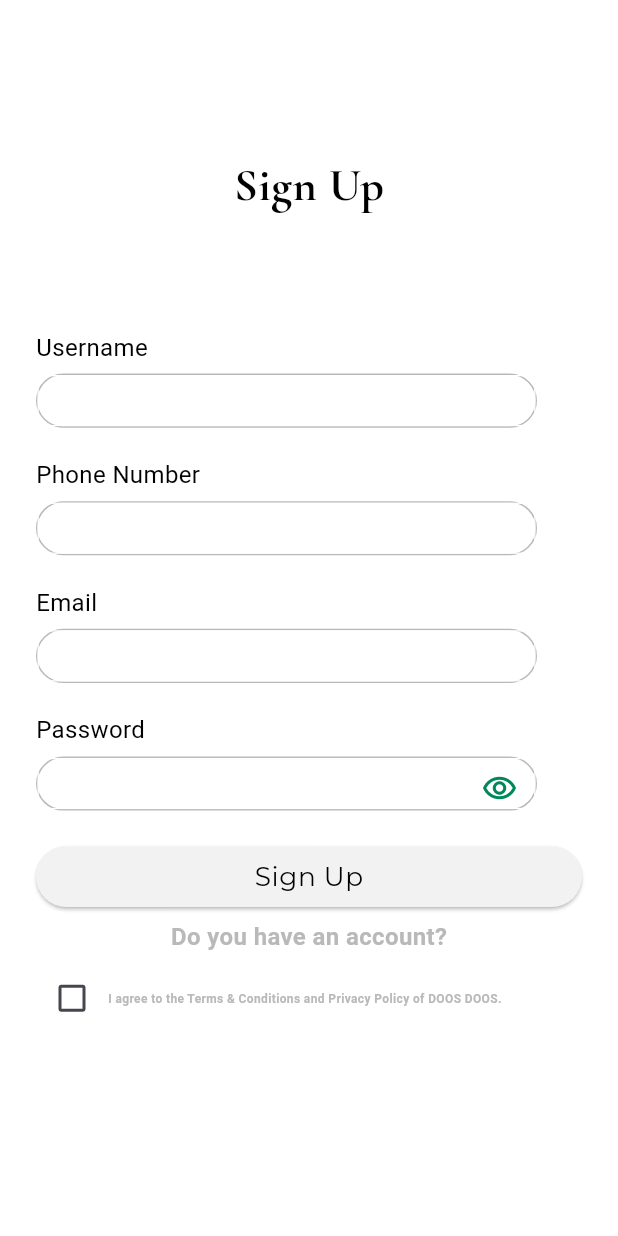
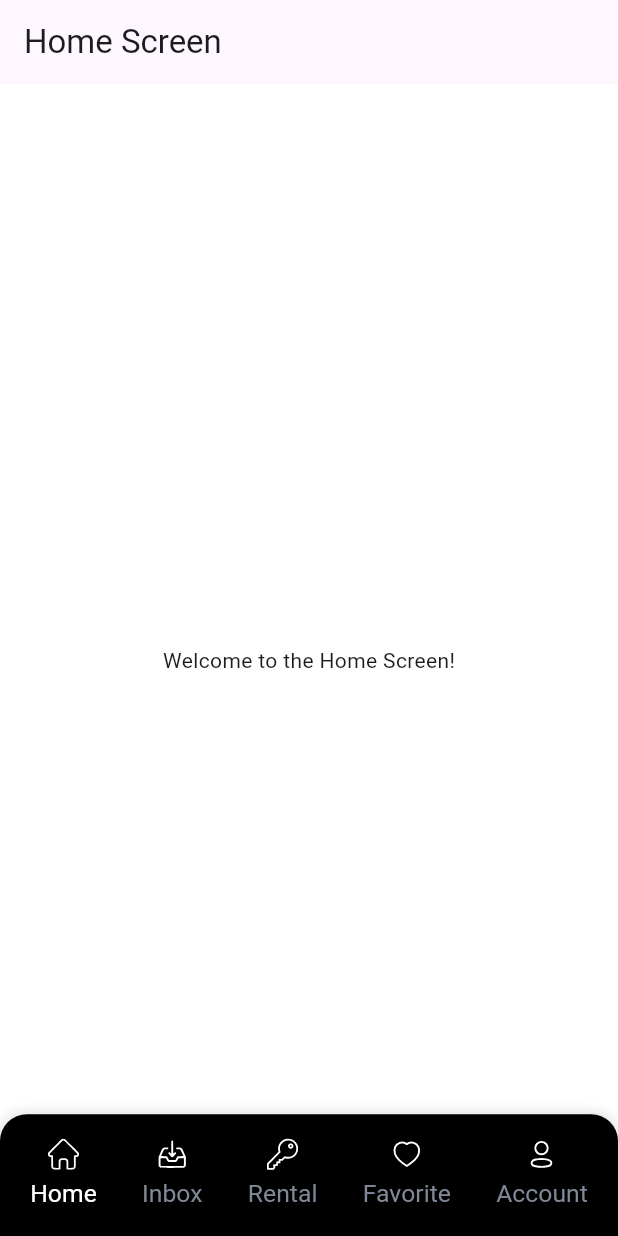
Before and after one commit to highleveltechnology/doosdoos, a Flutter app: the SignUpScreen screen opened by its route, after a tap on "Sign Up", on a phone screen of 412 x 824 dp. Run offline on Flutter 3.47's test engine with Material 3 defaults, Android fonts, the light colour scheme and no system bars; our stand-ins replace auto_route, cached_network_image, country_picker, dio, elegant_notification, equatable and 12 more; missing offline and left inert: currency_formatter; accounts and stored records are empty; Roboto replaces fonts that are missing (Cairo, Regular, fontFamily); project files that could hold a hidden picture were left out.

Commit message:
feat:Main navigation screen

```diff
--- a/lib/features/auth/persentation/sign_up/screens/sign_up_screen.dart
+++ b/lib/features/auth/persentation/sign_up/screens/sign_up_screen.dart
@@ -50,7 +50,7 @@ class _SignUpScreenState extends State<SignUpScreen> {
                       textStyle: TextStyle(
                         color: AppColors.current.primaryTextColor,
                         fontSize: 16,
-                                                fontWeight: FontWeight.w400,
+                        fontWeight: FontWeight.w400,
                         fontFamily: FontFamily.montserrat,
                       ),
                     ),
@@ -69,7 +69,7 @@ class _SignUpScreenState extends State<SignUpScreen> {
                       textStyle: TextStyle(
                         color: AppColors.current.primaryTextColor,
                         fontSize: 16,
-                                               fontWeight: FontWeight.w400,
+                        fontWeight: FontWeight.w400,
                         fontFamily: FontFamily.montserrat,
                       ),
                     ),
@@ -107,7 +107,7 @@ class _SignUpScreenState extends State<SignUpScreen> {
                       textStyle: TextStyle(
                         color: AppColors.current.primaryTextColor,
                         fontSize: 16,
-                                              fontWeight: FontWeight.w400,
+                        fontWeight: FontWeight.w400,
                         fontFamily: FontFamily.montserrat,
                       ),
                     ),
@@ -130,7 +130,9 @@ class _SignUpScreenState extends State<SignUpScreen> {
                     CustomElevated(
                       text: 'Sign Up',
                       fontFamily: FontFamily.montserrat,
-                      press: () {},
+                      press: () {
+                        context.go(Routes.homeScreen.path);
+                      },
                       btnColor: AppColors.current.signUpButtonColor,
                       borderRadius: 30,
                       hSize: 45,
--- /dev/null
+++ b/lib/features/home/persentation/screen/home_screen.dart
@@ -0,0 +1,23 @@
+import 'package:flutter/material.dart';
+
+class HomeScreen extends StatelessWidget {
+  const HomeScreen({super.key});
+
+  @override
+  Widget build(BuildContext context) {
+    return Scaffold(
+      appBar: AppBar(
+        title: const Text('Home Screen'),
+      ),
+      body: Center(
+        child: const Text('Welcome to the Home Screen!'),
+      ),
+      floatingActionButton: FloatingActionButton(
+        onPressed: () {
+          // Action when the button is pressed
+        },
+        child: const Icon(Icons.add),
+      ),
+    );
+  }
+}
--- /dev/null
+++ b/lib/features/main_nav/persentation/cubit/main_nav_cubit.dart
@@ -0,0 +1,13 @@
+import 'package:flutter/material.dart';
+import 'package:flutter_bloc/flutter_bloc.dart';
+import 'package:injectable/injectable.dart';
+part 'main_nav_state.dart';
+@injectable
+class MainNavCubit extends Cubit<MainNavState> {
+  MainNavCubit() : super(MainNavInitial());
+    int selectedTab = 0;
+  void selectTab(int index) {
+    selectedTab = index;
+    emit(MainNavTabChanged(index));
+  }
+}
--- /dev/null
+++ b/lib/features/main_nav/persentation/cubit/main_nav_state.dart
@@ -0,0 +1,10 @@
+part of 'main_nav_cubit.dart';
+
+@immutable
+sealed class MainNavState {}
+
+final class MainNavInitial extends MainNavState {}
+class MainNavTabChanged extends MainNavState {
+  final int newIndex;
+   MainNavTabChanged(this.newIndex);
+}
--- /dev/null
+++ b/lib/features/main_nav/persentation/screen/main_nav_screen.dart
@@ -0,0 +1,92 @@
+import 'package:doos/features/main_nav/persentation/cubit/main_nav_cubit.dart';
+import 'package:doos/features/main_nav/persentation/widgets/nav_icon_widget.dart';
+import 'package:doos/resource/generated/assets.gen.dart';
+import 'package:doos/resource/styles/app_colors.dart';
+import 'package:doos/resource/styles/colors.dart';
+import 'package:doos/src/core/navigation/routes/routes_enum.dart';
+import 'package:flutter/material.dart';
+import 'package:flutter_bloc/flutter_bloc.dart';
+import 'package:flutter_screenutil/flutter_screenutil.dart';
+import 'package:go_router/go_router.dart';
+
+class MainNavScreen extends StatelessWidget {
+  const MainNavScreen({super.key, required this.child});
+  final Widget child;
+  @override
+  Widget build(BuildContext context) {
+    return Scaffold(
+      extendBody: true,
+      body: child,
+      bottomNavigationBar: BlocBuilder<MainNavCubit, MainNavState>(
+        builder: (context, state) {
+          return Container(
+            padding: const EdgeInsets.all(5),
+            decoration: BoxDecoration(
+              color: AppColors.current.primaryTextColor,
+              borderRadius: BorderRadius.only(
+                topLeft: Radius.circular(20.r),
+                topRight: Radius.circular(20.r),
+              ),
+              boxShadow: [
+                BoxShadow(
+                  color: black.withValues(alpha: .1),
+                  spreadRadius: 2,
+                  blurRadius: 5,
+                ),
+              ],
+            ),
+            height: 90.h,
+            alignment: Alignment.center,
+            child: Row(
+              mainAxisAlignment: MainAxisAlignment.spaceAround,
+              crossAxisAlignment: CrossAxisAlignment.end,
+              children: [
+                NavIcon(
+                  index: 0,
+                  icon: Assets.images.home.svg(width: 24.w, height: 24.h),
+                  label: "Home",
+                  onTap: () {
+                    context.go(Routes.homeScreen.path);
+                    BlocProvider.of<MainNavCubit>(context).selectTab(0);
+                  },
+                ),
+                NavIcon(
+                  index: 1,
+                  icon: Assets.images.inBox.svg(width: 24.w, height: 24.h),
+                  label: "Inbox",
+                  onTap: () {
+                    BlocProvider.of<MainNavCubit>(context).selectTab(1);
+                  },
+                ),
+                NavIcon(
+                  index: 2,
+                  icon: Assets.images.rental.svg(width: 24.w, height: 24.h),
+                  label: "Rental",
+                  onTap: () {
+                    BlocProvider.of<MainNavCubit>(context).selectTab(2);
+                  },
+                ),
+                NavIcon(
+                  index: 3,
+                  icon: Assets.images.favoirt.svg(width: 24.w, height: 24.h),
+                  label: "Favorite",
+                  onTap: () {
+                    BlocProvider.of<MainNavCubit>(context).selectTab(3);
+                  },
+                ),
+                NavIcon(
+                  index: 4,
+                  icon: Assets.images.account.svg(width: 24.w, height: 24.h),
+                  label: "Account",
+                  onTap: () {
+                    BlocProvider.of<MainNavCubit>(context).selectTab(4);
+                  },
+                ),
+              ],
+            ),
+          );
+        },
+      ),
+    );
+  }
+}
--- /dev/null
+++ b/lib/features/main_nav/persentation/widgets/nav_icon_widget.dart
@@ -0,0 +1,47 @@
+import 'package:doos/features/main_nav/persentation/cubit/main_nav_cubit.dart';
+import 'package:doos/resource/generated/assets.gen.dart';
+import 'package:doos/resource/styles/app_colors.dart';
+import 'package:doos/resource/styles/app_text_styles.dart';
+import 'package:flutter/material.dart';
+import 'package:flutter_bloc/flutter_bloc.dart';
+import 'package:flutter_screenutil/flutter_screenutil.dart';
+
+class NavIcon extends StatelessWidget {
+  final Widget icon;
+  final int index;
+  final String label;
+  final VoidCallback? onTap;
+  const NavIcon({
+    super.key,
+    required this.index,
+    required this.label,
+    required this.icon,
+    this.onTap,
+  });
+
+  @override
+  Widget build(BuildContext context) {
+    bool active = BlocProvider.of<MainNavCubit>(context).selectedTab == index;
+    return InkWell(
+      onTap: () {
+        onTap?.call();
+      },
+      child: Column(
+        mainAxisSize: MainAxisSize.min,
+        children: [
+          //!Icon
+           icon,
+           SizedBox(height: 5.h),
+           //!label
+          Text(
+            label,
+            style: AppTextStyles.s15Primary().copyWith(
+                color: active
+                    ? AppColors.current.witheColor
+                    : AppColors.current.secondaryTextColor),
+          ),
+        ],
+      ),
+    );
+  }
+}
--- a/lib/src/core/navigation/routes/AppRouter.dart
+++ b/lib/src/core/navigation/routes/AppRouter.dart
@@ -6,9 +6,14 @@ import 'package:doos/features/auth/persentation/sign_in/screen/sign_in_screen.da
 import 'package:doos/features/auth/persentation/sign_up/screens/sign_up_screen.dart';
 import 'package:doos/features/get_start/screen/get_start_screen_one.dart';
 import 'package:doos/features/get_start/screen/get_start_screen_two.dart';
+import 'package:doos/features/home/persentation/screen/home_screen.dart';
+import 'package:doos/features/main_nav/persentation/cubit/main_nav_cubit.dart';
+import 'package:doos/features/main_nav/persentation/screen/main_nav_screen.dart';
 import 'package:doos/features/splash/screen/splash_screen.dart';
 import 'package:doos/src/core/navigation/routes/routes_enum.dart';
+import 'package:doos/src/injector.dart';
 import 'package:flutter/material.dart';
+import 'package:flutter_bloc/flutter_bloc.dart';
 import 'package:go_router/go_router.dart';
 
 class AppRoutes {
@@ -42,36 +47,59 @@ class AppRoutes {
           return GetStartScreenTwo();
         },
       ),
-      GoRoute(path: Routes.signUpScreen.path,
+      GoRoute(
+        path: Routes.signUpScreen.path,
         name: Routes.signUpScreen.name,
         builder: (context, state) {
           return const SignUpScreen();
         },
       ),
-     GoRoute(path: Routes.signInScreen.path,
+      GoRoute(
+        path: Routes.signInScreen.path,
         name: Routes.signInScreen.name,
         builder: (context, state) {
           return const SignInScreen();
         },
       ),
-           GoRoute(path: Routes.forgetPassword.path,
+      GoRoute(
+        path: Routes.forgetPassword.path,
         name: Routes.forgetPassword.name,
         builder: (context, state) {
           return const ForgetPassword();
         },
       ),
-        GoRoute(path: Routes.OtpScreen.path,
+      GoRoute(
+        path: Routes.OtpScreen.path,
         name: Routes.OtpScreen.name,
         builder: (context, state) {
           return const OtpScreen();
         },
       ),
-              GoRoute(path: Routes.createNewPassword.path,
+      GoRoute(
+        path: Routes.createNewPassword.path,
         name: Routes.createNewPassword.name,
         builder: (context, state) {
           return const CreateNewPassword();
         },
       ),
+      ShellRoute(
+        builder: (context, state, child) {
+          return BlocProvider(
+            create: (context) => getIt<MainNavCubit>(),
+            child: MainNavScreen(child: child),
+          );
+        },
+        navigatorKey: _shellNavigatorKey,
+        routes: [
+          GoRoute(
+            path: Routes.homeScreen.path,
+            name: Routes.homeScreen.name,
+            builder: (context, state) {
+              return const HomeScreen();
+            },
+          ),
+        ],
+      ),
     ],
   );
 }
--- a/lib/src/core/navigation/routes/routes_enum.dart
+++ b/lib/src/core/navigation/routes/routes_enum.dart
@@ -6,7 +6,9 @@ enum Routes {
   signInScreen(path: "/SignInScreen", name: "SignInScreen"),
   forgetPassword(path: "/forgetPassword", name: "/ForgetPassword"),
   OtpScreen(path: "/OtpScreen", name: "OtpScreen"),
-  createNewPassword(path: "/CreateNewPassword", name: "/CreateNewPassword");
+  createNewPassword(path: "/CreateNewPassword", name: "/CreateNewPassword"),
+  mainNavScreen(path: "/MainNavScreen", name: "/MainNavScreen"),
+  homeScreen(path: "/HomeScreen", name: "/HomeScreen");
 
   final String path;
   final String name;
```
Also changed, not shown: assets/images/account.svg (added), assets/images/favoirt.svg (added), assets/images/home.svg (added), assets/images/in_box.svg (added), assets/images/rental.svg (added), lib/resource/generated/assets.gen.dart, lib/src/injector.config.dart.
